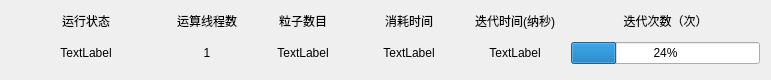
BeQuiet1228/FreeCAD, file src/Contorl/ContorlDataBar.ui: the form before one commit.
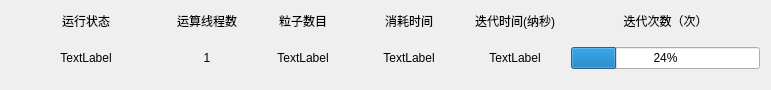
The form after the commit.

What changed in the file:
```diff
--- a/src/Contorl/ContorlDataBar.ui
+++ b/src/Contorl/ContorlDataBar.ui
@@ -7,13 +7,13 @@
     <x>0</x>
     <y>0</y>
     <width>771</width>
-    <height>80</height>
+    <height>90</height>
    </rect>
   </property>
   <property name="minimumSize">
    <size>
     <width>0</width>
-    <height>80</height>
+    <height>90</height>
    </size>
   </property>
   <property name="maximumSize">
```
